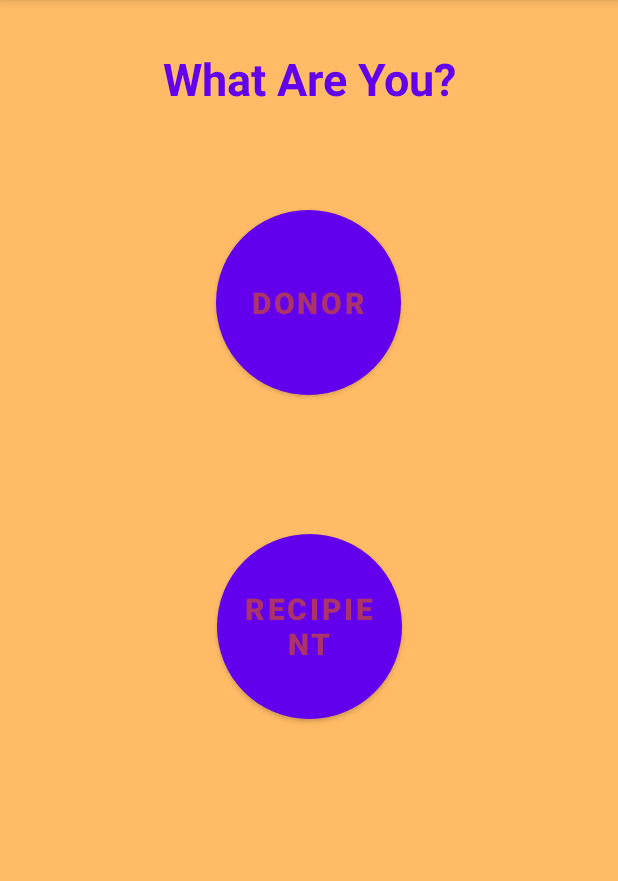
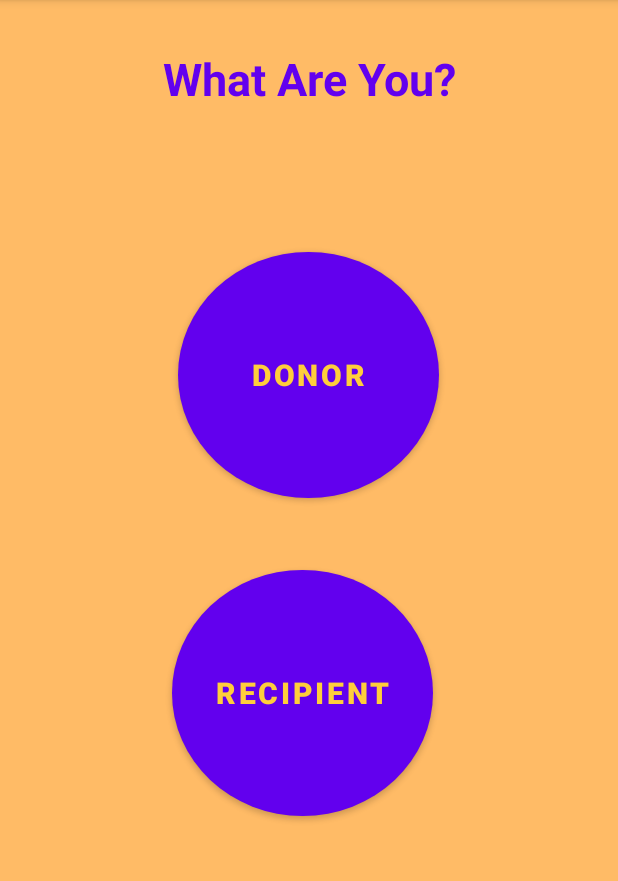
Before and after one commit to Yashjain323/Food-Donation-App, an Android app: the screen it shows after launch (DecidingActivity), on a phone screen of 412 x 824 dp, the part 84-965 px from its top. Run offline under Robolectric (Android 15) with nearby library versions, the phone set to English and light mode, and no system bars.

Commit message:
Commited Changes

```diff
--- a/app/src/main/java/com/yash/fooddonationapplication/DonorList.java
+++ b/app/src/main/java/com/yash/fooddonationapplication/DonorList.java
@@ -3,22 +3,17 @@ package com.yash.fooddonationapplication;
 import androidx.appcompat.app.AppCompatActivity;
 
 import android.os.Bundle;
-import android.os.Bundle;
 import android.view.View;
 import android.widget.ProgressBar;
 import android.widget.Toast;
-
 import androidx.annotation.NonNull;
-import androidx.appcompat.app.AppCompatActivity;
 import androidx.recyclerview.widget.LinearLayoutManager;
 import androidx.recyclerview.widget.RecyclerView;
-
 import com.google.android.gms.tasks.OnFailureListener;
 import com.google.android.gms.tasks.OnSuccessListener;
 import com.google.firebase.firestore.DocumentSnapshot;
 import com.google.firebase.firestore.FirebaseFirestore;
 import com.google.firebase.firestore.QuerySnapshot;
-
 import java.util.ArrayList;
 import java.util.List;
 
--- a/app/src/main/java/com/yash/fooddonationapplication/ReciepientRVAdapter.java
+++ b/app/src/main/java/com/yash/fooddonationapplication/ReciepientRVAdapter.java
@@ -59,8 +59,8 @@ import java.util.ArrayList;
                 // initializing our text views
                 courseNameTV = itemView.findViewById(R.id.idTVCourseName);
                 courseDescTV = itemView.findViewById(R.id.idTVCourseDescription);
-                courseDurationTV = itemView.findViewById(R.id.idTVCourseDuration);
-                courseTracksTV = itemView.findViewById(R.id.idTVCourseTracks);
+                courseDurationTV = itemView.findViewById(R.id.idTVCourseTracks);
+                courseTracksTV = itemView.findViewById(R.id.idTVCourseDuration);
             }
         }
     }
--- a/app/src/main/res/layout/activity_deciding.xml
+++ b/app/src/main/res/layout/activity_deciding.xml
@@ -26,16 +26,18 @@
 
     <Button
         android:id="@+id/donorDecide"
-            android:layout_width="123dp"
-            android:layout_height="123dp"
+        android:layout_width="174dp"
+        android:layout_height="164dp"
         android:layout_row="0"
         android:layout_column="0"
         android:layout_marginTop="108dp"
+        android:layout_marginBottom="10dp"
         android:background="@drawable/custom_button"
         android:text="Donor"
-            android:textColor="@color/textcolor"
+        android:textColor="#FFCE3B"
         android:textSize="20sp"
         android:textStyle="bold"
+        app:layout_constraintBottom_toTopOf="@+id/recipientDecide"
         app:layout_constraintEnd_toEndOf="parent"
         app:layout_constraintHorizontal_bias="0.498"
         app:layout_constraintStart_toStartOf="parent"
@@ -43,19 +45,22 @@
 
     <Button
         android:id="@+id/recipientDecide"
-            android:layout_width="123dp"
-            android:layout_height="123dp"
+        android:layout_width="174dp"
+        android:layout_height="164dp"
         android:layout_row="1"
         android:layout_column="0"
+        android:layout_marginTop="10dp"
         android:layout_marginBottom="196dp"
         android:background="@drawable/custom_button"
         android:text="Recipient"
-            android:textColor="@color/textcolor"
+        android:textColor="#FFCE3B"
         android:textSize="20sp"
         android:textStyle="bold"
         app:layout_constraintBottom_toBottomOf="parent"
         app:layout_constraintEnd_toEndOf="parent"
+        app:layout_constraintHorizontal_bias="0.482"
         app:layout_constraintStart_toStartOf="parent"
-            app:layout_constraintTop_toBottomOf="@+id/donorDecide" />
+        app:layout_constraintTop_toBottomOf="@+id/donorDecide"
+        app:layout_constraintVertical_bias="0.0" />
 
 </androidx.constraintlayout.widget.ConstraintLayout>
```
Also changed, not shown: app/src/main/java/com/yash/fooddonationapplication/MapsActivity.java (+7 -5 lines), app/src/main/java/com/yash/fooddonationapplication/RecipientProfile.java (+4 -4 lines). Lines whose indentation alone changed are shown as unchanged.
